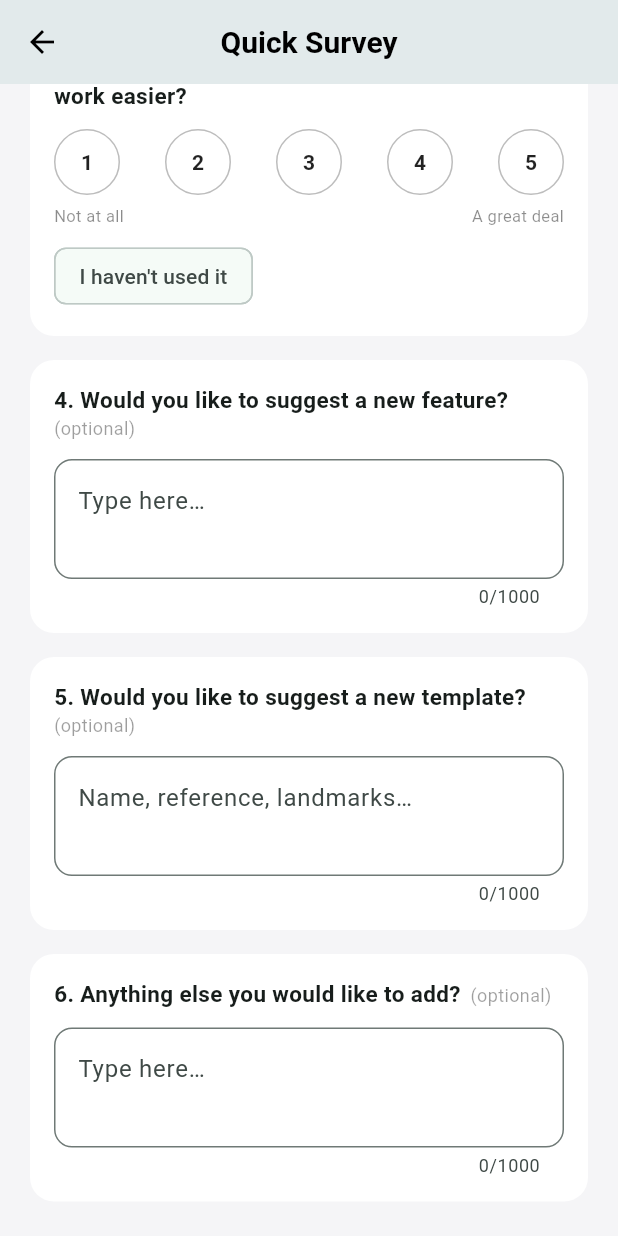
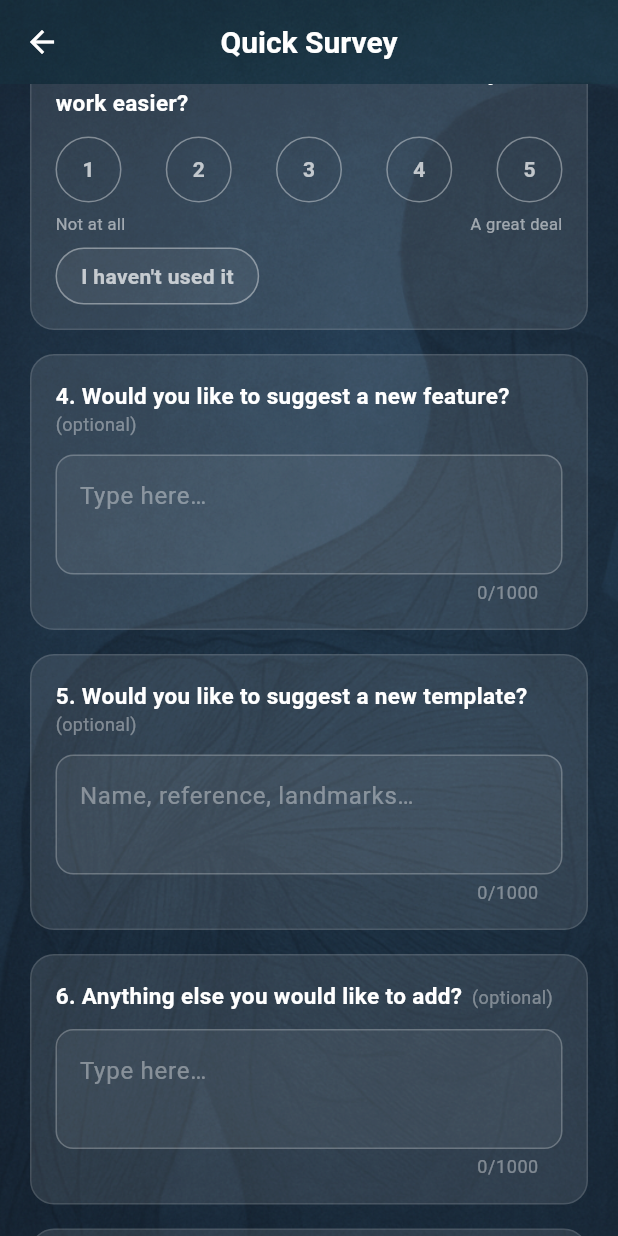
Before and after one commit to ilkereren/orthoquantmd, a Flutter app: the SurveyScreen screen opened directly, scrolled down 576 dp, on a phone screen of 412 x 824 dp. Run offline on Flutter 3.47's test engine with Material 3 defaults, Android fonts, the phone set to English and light mode, and no system bars; our stand-ins replace app_links, camera, file_picker, flutter_markdown, image_cropper, image_picker and 5 more; missing offline and left inert: desktop_drop, gal, purchases_flutter, receive_sharing_intent, tutorial_coach_mark, window_manager; accounts and stored records are empty.

Commit message:
feat(feedback): send survey answers automatically via Cloud Function
Add a submitSurvey Cloud Function (europe-west1) that validates the
answers, rate-limits each installation to 3 submissions a day, stores
them in Firestore (surveyResponses) and emails them through Gmail SMTP
using the GMAIL_APP_PASSWORD secret. If the user asks for a reply, their
address is used as Reply-To.

The survey screen now posts to the function and only falls back to the
mail app (or copying the answers) when the server can't be reached. It
also matches the home screen's dark style, asks "Would you like a
reply?" before showing an email field, and dismisses the keyboard on
scroll or tap outside.

Co-Authored-By: Claude Opus 5.5 <noreply@anthropic.com>

```diff
--- a/lib/screens/survey_screen.dart
+++ b/lib/screens/survey_screen.dart
@@ -3,68 +3,9 @@ import 'dart:io';
 import 'package:flutter/foundation.dart' show kIsWeb;
 import 'package:flutter/material.dart';
 import 'package:flutter/services.dart';
+import 'package:ortho_quant_md/services/survey_service.dart';
 import 'package:package_info_plus/package_info_plus.dart';
 import 'package:url_launcher/url_launcher.dart';
-
-const String surveyRecipient = 'ilker.eren@gmail.com';
-
-const List<String> surveyFrequencyOptions = [
-  'Daily',
-  'Several times a week',
-  'Weekly',
-  'A few times a month',
-  'Rarely',
-];
-
-/// Answers collected by [SurveyScreen]. `aiHelpfulness == 0` means the user
-/// has not used the AI assistant.
-class SurveyAnswers {
-  final int satisfaction;
-  final String frequency;
-  final int aiHelpfulness;
-  final String featureSuggestion;
-  final String templateSuggestion;
-  final String otherComments;
-
-  const SurveyAnswers({
-    required this.satisfaction,
-    required this.frequency,
-    required this.aiHelpfulness,
-    this.featureSuggestion = '',
-    this.templateSuggestion = '',
-    this.otherComments = '',
-  });
-
-  String get _aiLabel => aiHelpfulness == 0 ? "Haven't used" : '$aiHelpfulness/5';
-
-  String subject(String appVersion, String platform) {
-    final ai = aiHelpfulness == 0 ? 'AI n/a' : 'AI $aiHelpfulness/5';
-    return '[OrthoQuant Survey] ★$satisfaction/5 · $ai · $platform $appVersion';
-  }
-
-  String body({
-    required String appVersion,
-    required String platform,
-    required String locale,
-  }) {
-    String section(String title, String text) =>
-        '$title:\n${text.trim().isEmpty ? '-' : text.trim()}\n';
-
-    return [
-      'OrthoQuant MD – User Survey',
-      '---------------------------',
-      'Satisfaction: $satisfaction/5',
-      'Usage frequency: $frequency',
-      'AI helpfulness: $_aiLabel',
-      '',
-      section('Feature suggestion', featureSuggestion),
-      section('Template suggestion', templateSuggestion),
-      section('Other comments', otherComments),
-      '---------------------------',
-      'App $appVersion · $platform · $locale',
-    ].join('\n');
-  }
-}
 
 class SurveyScreen extends StatefulWidget {
   const SurveyScreen({super.key});
@@ -82,16 +23,26 @@ class _SurveyScreenState extends State<SurveyScreen> {
   final _featureController = TextEditingController();
   final _templateController = TextEditingController();
   final _otherController = TextEditingController();
+  final _emailController = TextEditingController();
   bool _submitting = false;
 
-  bool get _canSubmit =>
+  bool _wantsReply = false;
+
+  static final RegExp _emailPattern = RegExp(r'^[^\s@]+@[^\s@]+\.[^\s@]+$');
+
+  bool get _requiredAnswered =>
       _satisfaction != null && _frequency != null && _aiHelpfulness != null;
+
+  bool get _emailValid => _emailPattern.hasMatch(_emailController.text.trim());
+
+  bool get _canSubmit => _requiredAnswered && (!_wantsReply || _emailValid);
 
   @override
   void dispose() {
     _featureController.dispose();
     _templateController.dispose();
     _otherController.dispose();
+    _emailController.dispose();
     super.dispose();
   }
 
@@ -109,17 +60,9 @@ class _SurveyScreenState extends State<SurveyScreen> {
 
     final info = await PackageInfo.fromPlatform();
     final appVersion = '${info.version}+${info.buildNumber}';
-    final platformShort = kIsWeb
-        ? 'Web'
-        : Platform.isIOS
-        ? 'iOS'
-        : Platform.isMacOS
-        ? 'macOS'
-        : Platform.isAndroid
-        ? 'Android'
-        : Platform.operatingSystem;
     if (!mounted) return;
     final locale = Localizations.localeOf(context).toLanguageTag();
+    final platform = _platformLabel();
 
     final answers = SurveyAnswers(
       satisfaction: _satisfaction!,
@@ -128,13 +71,76 @@ class _SurveyScreenState extends State<SurveyScreen> {
       featureSuggestion: _featureController.text,
       templateSuggestion: _templateController.text,
       otherComments: _otherController.text,
+      contactEmail: _wantsReply ? _emailController.text : '',
     );
-    final subject = answers.subject(appVersion, platformShort);
-    final body = answers.body(
+
+    try {
+      await SurveyService().submit(
+        answers,
         appVersion: appVersion,
-      platform: _platformLabel(),
+        platform: platform,
         locale: locale,
       );
+      if (mounted) Navigator.pop(context, true);
+    } on SurveyException catch (e) {
+      if (!mounted) return;
+      setState(() => _submitting = false);
+      if (e.canFallback) {
+        await _showSendFailedDialog(
+          e.message,
+          subject: answers.subject(appVersion, platform.split(' ').first),
+          body: answers.body(
+            appVersion: appVersion,
+            platform: platform,
+            locale: locale,
+          ),
+        );
+      } else {
+        ScaffoldMessenger.of(
+          context,
+        ).showSnackBar(SnackBar(content: Text(e.message)));
+      }
+    }
+  }
+
+  /// Offered when the server can't be reached: send via the mail app, or
+  /// copy the answers if no mail app can be opened.
+  Future<void> _showSendFailedDialog(
+    String message, {
+    required String subject,
+    required String body,
+  }) async {
+    final useMail = await showDialog<bool>(
+      context: context,
+      builder: (context) => AlertDialog(
+        backgroundColor: const Color(0xFF1E1E1E),
+        shape: RoundedRectangleBorder(borderRadius: BorderRadius.circular(24)),
+        title: const Text(
+          "Couldn't send survey",
+          style: TextStyle(color: Colors.white, fontWeight: FontWeight.bold),
+        ),
+        content: Text(
+          '$message\n\nYou can send your answers with your mail app instead.',
+          style: const TextStyle(color: Colors.white70, height: 1.4),
+        ),
+        actions: [
+          TextButton(
+            onPressed: () => Navigator.pop(context, false),
+            child: const Text(
+              'CANCEL',
+              style: TextStyle(color: Colors.white54),
+            ),
+          ),
+          FilledButton.icon(
+            style: FilledButton.styleFrom(backgroundColor: _accent),
+            onPressed: () => Navigator.pop(context, true),
+            icon: const Icon(Icons.mail_outline, size: 18),
+            label: const Text('USE MAIL APP'),
+          ),
+        ],
+      ),
+    );
+    if (useMail != true || !mounted) return;
 
     final uri = Uri(
       scheme: 'mailto',
@@ -142,7 +148,6 @@ class _SurveyScreenState extends State<SurveyScreen> {
       query:
           'subject=${Uri.encodeComponent(subject)}&body=${Uri.encodeComponent(body)}',
     );
-
     var launched = false;
     try {
       launched = await launchUrl(uri);
@@ -150,65 +155,58 @@ class _SurveyScreenState extends State<SurveyScreen> {
       debugPrint('Error launching survey email: $e');
     }
     if (!mounted) return;
-    setState(() => _submitting = false);
-
     if (launched) {
-      Navigator.pop(context, true);
-    } else {
-      await _showNoMailAppDialog(subject, body);
-    }
+      Navigator.pop(context, false);
+      return;
     }
 
-  Future<void> _showNoMailAppDialog(String subject, String body) async {
-    final copied = await showDialog<bool>(
-      context: context,
-      builder: (context) => AlertDialog(
-        title: const Text('No mail app found'),
-        content: const Text(
-          "We couldn't open a mail app on this device. Copy your answers "
-          'and send them to $surveyRecipient from any email account.',
+    await Clipboard.setData(
+      ClipboardData(text: 'To: $surveyRecipient\nSubject: $subject\n\n$body'),
+    );
+    if (!mounted) return;
+    ScaffoldMessenger.of(context).showSnackBar(
+      const SnackBar(
+        content: Text(
+          'No mail app found. Your answers were copied — paste them into '
+          'an email to $surveyRecipient.',
         ),
-        actions: [
-          TextButton(
-            onPressed: () => Navigator.pop(context, false),
-            child: const Text('CANCEL'),
-          ),
-          FilledButton.icon(
-            style: FilledButton.styleFrom(backgroundColor: _accent),
-            onPressed: () async {
-              await Clipboard.setData(
-                ClipboardData(
-                  text: 'To: $surveyRecipient\nSubject: $subject\n\n$body',
+        duration: Duration(seconds: 6),
       ),
     );
-              if (context.mounted) Navigator.pop(context, true);
-            },
-            icon: const Icon(Icons.copy, size: 18),
-            label: const Text('COPY ANSWERS'),
-          ),
-        ],
-      ),
-    );
-    if (copied == true && mounted) {
-      ScaffoldMessenger.of(context).showSnackBar(
-        const SnackBar(
-          content: Text('Answers copied. Paste them into an email to $surveyRecipient.'),
-        ),
-      );
-    }
   }
 
   @override
   Widget build(BuildContext context) {
     return Scaffold(
-      appBar: AppBar(title: const Text('Quick Survey')),
-      body: SafeArea(
+      extendBodyBehindAppBar: true,
+      backgroundColor: const Color(0xFF111820),
+      appBar: AppBar(
+        title: const Text('Quick Survey'),
+        backgroundColor: Colors.transparent,
+        foregroundColor: Colors.white,
+        iconTheme: const IconThemeData(color: Colors.white),
+        titleTextStyle: const TextStyle(
+          color: Colors.white,
+          fontWeight: FontWeight.bold,
+          fontSize: 20,
+        ),
+        systemOverlayStyle: SystemUiOverlayStyle.light,
+      ),
+      body: Container(
+        decoration: const BoxDecoration(
+          image: DecorationImage(
+            image: AssetImage('assets/images/home_bg.png'),
+            fit: BoxFit.cover,
+          ),
+        ),
+        child: SafeArea(
           child: ListView(
+            keyboardDismissBehavior: ScrollViewKeyboardDismissBehavior.onDrag,
             padding: const EdgeInsets.fromLTRB(20, 8, 20, 32),
             children: [
               const Text(
                 'Help us improve OrthoQuant MD. It takes less than a minute.',
-              style: TextStyle(color: Colors.black54, fontSize: 14),
+                style: TextStyle(color: Colors.white70, fontSize: 14),
               ),
               const SizedBox(height: 20),
               _QuestionCard(
@@ -232,10 +230,18 @@ class _SurveyScreenState extends State<SurveyScreen> {
                       for (final option in surveyFrequencyOptions)
                         RadioListTile<String>(
                           value: option,
-                        title: Text(option),
+                          title: Text(
+                            option,
+                            style: const TextStyle(color: Colors.white),
+                          ),
                           dense: true,
                           contentPadding: EdgeInsets.zero,
                           activeColor: _accent,
+                          fillColor: WidgetStateProperty.resolveWith(
+                            (states) => states.contains(WidgetState.selected)
+                                ? _accent
+                                : Colors.white54,
+                          ),
                         ),
                     ],
                   ),
@@ -254,11 +260,10 @@ class _SurveyScreenState extends State<SurveyScreen> {
                       onChanged: (v) => setState(() => _aiHelpfulness = v),
                     ),
                     const SizedBox(height: 8),
-                  ChoiceChip(
-                    label: const Text("I haven't used it"),
+                    _Pill(
+                      label: "I haven't used it",
                       selected: _aiHelpfulness == 0,
-                    selectedColor: _accent.withValues(alpha: 0.2),
-                    onSelected: (_) => setState(() => _aiHelpfulness = 0),
+                      onTap: () => setState(() => _aiHelpfulness = 0),
                     ),
                   ],
                 ),
@@ -284,10 +289,46 @@ class _SurveyScreenState extends State<SurveyScreen> {
                 optional: true,
                 child: _FreeText(controller: _otherController),
               ),
+              _QuestionCard(
+                number: 7,
+                title: 'Would you like a reply?',
+                child: Column(
+                  crossAxisAlignment: CrossAxisAlignment.start,
+                  children: [
+                    Row(
+                      children: [
+                        _Pill(
+                          label: 'No',
+                          selected: !_wantsReply,
+                          onTap: () => setState(() => _wantsReply = false),
+                        ),
+                        const SizedBox(width: 10),
+                        _Pill(
+                          label: 'Yes',
+                          selected: _wantsReply,
+                          onTap: () => setState(() => _wantsReply = true),
+                        ),
+                      ],
+                    ),
+                    if (_wantsReply) ...[
+                      const SizedBox(height: 14),
+                      _FreeText(
+                        controller: _emailController,
+                        hint: 'Your email address',
+                        singleLine: true,
+                        onChanged: (_) => setState(() {}),
+                      ),
+                    ],
+                  ],
+                ),
+              ),
               const SizedBox(height: 8),
               FilledButton(
                 style: FilledButton.styleFrom(
                   backgroundColor: _accent,
+                  foregroundColor: Colors.white,
+                  disabledBackgroundColor: Colors.white12,
+                  disabledForegroundColor: Colors.white38,
                   padding: const EdgeInsets.symmetric(vertical: 16),
                   shape: RoundedRectangleBorder(
                     borderRadius: BorderRadius.circular(14),
@@ -310,13 +351,18 @@ class _SurveyScreenState extends State<SurveyScreen> {
               ),
               const SizedBox(height: 8),
               Text(
-              _canSubmit
-                  ? 'Your mail app will open with your answers ready to send.'
-                  : 'Please answer questions 1–3 to submit.',
+                !_requiredAnswered
+                    ? 'Please answer questions 1–3 to submit.'
+                    : _wantsReply && !_emailValid
+                    ? 'Please enter a valid email so we can reply.'
+                    : _wantsReply
+                    ? "We'll reply to your email."
+                    : 'Your answers are sent anonymously.',
                 textAlign: TextAlign.center,
-              style: const TextStyle(color: Colors.black45, fontSize: 12),
+                style: const TextStyle(color: Colors.white54, fontSize: 12),
               ),
             ],
+          ),
         ),
       ),
     );
@@ -342,8 +388,9 @@ class _QuestionCard extends StatelessWidget {
       margin: const EdgeInsets.only(bottom: 16),
       padding: const EdgeInsets.all(16),
       decoration: BoxDecoration(
-        color: Colors.white,
+        color: Colors.white.withValues(alpha: 0.1),
         borderRadius: BorderRadius.circular(16),
+        border: Border.all(color: Colors.white12),
       ),
       child: Column(
         crossAxisAlignment: CrossAxisAlignment.start,
@@ -354,6 +401,7 @@ class _QuestionCard extends StatelessWidget {
                 TextSpan(
                   text: '$number. $title',
                   style: const TextStyle(
+                    color: Colors.white,
                     fontWeight: FontWeight.w600,
                     fontSize: 15,
                   ),
@@ -361,7 +409,7 @@ class _QuestionCard extends StatelessWidget {
                 if (optional)
                   const TextSpan(
                     text: '  (optional)',
-                    style: TextStyle(color: Colors.black38, fontSize: 12),
+                    style: TextStyle(color: Colors.white38, fontSize: 12),
                   ),
               ],
             ),
@@ -407,14 +455,14 @@ class _LikertScale extends StatelessWidget {
                     shape: BoxShape.circle,
                     color: value == i ? accent : Colors.transparent,
                     border: Border.all(
-                      color: value == i ? accent : Colors.black26,
+                      color: value == i ? accent : Colors.white38,
                     ),
                   ),
                   child: Text(
                     '$i',
                     style: TextStyle(
                       fontWeight: FontWeight.bold,
-                      color: value == i ? Colors.white : Colors.black87,
+                      color: value == i ? Colors.white : Colors.white70,
                     ),
                   ),
                 ),
@@ -427,11 +475,11 @@ class _LikertScale extends StatelessWidget {
           children: [
             Text(
               lowLabel,
-              style: const TextStyle(fontSize: 11, color: Colors.black45),
+              style: const TextStyle(fontSize: 11, color: Colors.white54),
             ),
             Text(
               highLabel,
-              style: const TextStyle(fontSize: 11, color: Colors.black45),
+              style: const TextStyle(fontSize: 11, color: Colors.white54),
             ),
           ],
         ),
@@ -443,20 +491,42 @@ class _LikertScale extends StatelessWidget {
 class _FreeText extends StatelessWidget {
   final TextEditingController controller;
   final String? hint;
+  final bool singleLine;
+  final ValueChanged<String>? onChanged;
 
-  const _FreeText({required this.controller, this.hint});
+  const _FreeText({
+    required this.controller,
+    this.hint,
+    this.singleLine = false,
+    this.onChanged,
+  });
 
   @override
   Widget build(BuildContext context) {
     return TextField(
       controller: controller,
-      minLines: 2,
-      maxLines: 5,
-      maxLength: 1000,
-      textCapitalization: TextCapitalization.sentences,
+      onTapOutside: (_) => FocusScope.of(context).unfocus(),
+      onChanged: onChanged,
+      minLines: singleLine ? 1 : 2,
+      maxLines: singleLine ? 1 : 5,
+      maxLength: singleLine ? null : 1000,
+      keyboardType: singleLine ? TextInputType.emailAddress : null,
+      autocorrect: !singleLine,
+      textCapitalization: singleLine
+          ? TextCapitalization.none
+          : TextCapitalization.sentences,
+      style: const TextStyle(color: Colors.white),
+      cursorColor: const Color(0xFF00BFA5),
       decoration: InputDecoration(
         hintText: hint ?? 'Type here…',
-        border: OutlineInputBorder(borderRadius: BorderRadius.circular(12)),
+        hintStyle: const TextStyle(color: Colors.white38),
+        counterStyle: const TextStyle(color: Colors.white38),
+        filled: true,
+        fillColor: Colors.white.withValues(alpha: 0.06),
+        enabledBorder: OutlineInputBorder(
+          borderRadius: BorderRadius.circular(12),
+          borderSide: const BorderSide(color: Colors.white24),
+        ),
         focusedBorder: OutlineInputBorder(
           borderRadius: BorderRadius.circular(12),
           borderSide: const BorderSide(color: Color(0xFF00BFA5)),
@@ -465,3 +535,39 @@ class _FreeText extends StatelessWidget {
     );
   }
 }
+
+class _Pill extends StatelessWidget {
+  final String label;
+  final bool selected;
+  final VoidCallback onTap;
+
+  const _Pill({
+    required this.label,
+    required this.selected,
+    required this.onTap,
+  });
+
+  @override
+  Widget build(BuildContext context) {
+    const accent = Color(0xFF00BFA5);
+    return InkWell(
+      borderRadius: BorderRadius.circular(20),
+      onTap: onTap,
+      child: Container(
+        padding: const EdgeInsets.symmetric(horizontal: 16, vertical: 8),
+        decoration: BoxDecoration(
+          borderRadius: BorderRadius.circular(20),
+          color: selected ? accent : Colors.white.withValues(alpha: 0.06),
+          border: Border.all(color: selected ? accent : Colors.white38),
+        ),
+        child: Text(
+          label,
+          style: TextStyle(
+            color: selected ? Colors.white : Colors.white70,
+            fontWeight: FontWeight.w600,
+          ),
+        ),
+      ),
+    );
+  }
+}
--- a/lib/services/ai_settings_service.dart
+++ b/lib/services/ai_settings_service.dart
@@ -584,7 +584,7 @@ class AiSettingsService {
     required String templateTitle,
     required List<Map<String, String>> results,
   }) async {
-    final installationId = await _getInstallationId();
+    final installationId = await getInstallationId();
     final response = await http
         .post(
           Uri.parse(orthoQuantProxyUrl),
@@ -602,7 +602,7 @@ class AiSettingsService {
     throw const AiSettingsException('The model returned an empty response.');
   }
 
-  Future<String> _getInstallationId() async {
+  Future<String> getInstallationId() async {
     final prefs = await SharedPreferences.getInstance();
     final existing = prefs.getString(kInstallationIdKey);
     if (existing != null && existing.isNotEmpty) return existing;
--- /dev/null
+++ b/lib/services/survey_service.dart
@@ -0,0 +1,144 @@
+import 'dart:convert';
+
+import 'package:http/http.dart' as http;
+import 'package:ortho_quant_md/services/ai_settings_service.dart';
+
+const String surveyRecipient = 'ilker.eren@gmail.com';
+
+const List<String> surveyFrequencyOptions = [
+  'Daily',
+  'Several times a week',
+  'Weekly',
+  'A few times a month',
+  'Rarely',
+];
+
+/// Answers collected by the survey screen. `aiHelpfulness == 0` means the
+/// user has not used the AI assistant.
+class SurveyAnswers {
+  final int satisfaction;
+  final String frequency;
+  final int aiHelpfulness;
+  final String featureSuggestion;
+  final String templateSuggestion;
+  final String otherComments;
+  final String contactEmail;
+
+  const SurveyAnswers({
+    required this.satisfaction,
+    required this.frequency,
+    required this.aiHelpfulness,
+    this.featureSuggestion = '',
+    this.templateSuggestion = '',
+    this.otherComments = '',
+    this.contactEmail = '',
+  });
+
+  String get _aiLabel =>
+      aiHelpfulness == 0 ? "Haven't used" : '$aiHelpfulness/5';
+
+  Map<String, dynamic> toJson() => {
+    'satisfaction': satisfaction,
+    'frequency': frequency,
+    'aiHelpfulness': aiHelpfulness,
+    'featureSuggestion': featureSuggestion.trim(),
+    'templateSuggestion': templateSuggestion.trim(),
+    'otherComments': otherComments.trim(),
+    'contactEmail': contactEmail.trim(),
+  };
+
+  /// Subject used for the mail-app fallback; the server builds the same one.
+  String subject(String appVersion, String platform) {
+    final ai = aiHelpfulness == 0 ? 'AI n/a' : 'AI $aiHelpfulness/5';
+    return '[OrthoQuant Survey] ★$satisfaction/5 · $ai · $platform $appVersion';
+  }
+
+  /// Body used for the mail-app fallback; the server builds the same one.
+  String body({
+    required String appVersion,
+    required String platform,
+    required String locale,
+  }) {
+    String section(String title, String text) =>
+        '$title:\n${text.trim().isEmpty ? '-' : text.trim()}\n';
+
+    return [
+      'OrthoQuant MD – User Survey',
+      '---------------------------',
+      'Satisfaction: $satisfaction/5',
+      'Usage frequency: $frequency',
+      'AI helpfulness: $_aiLabel',
+      '',
+      section('Feature suggestion', featureSuggestion),
+      section('Template suggestion', templateSuggestion),
+      section('Other comments', otherComments),
+      '---------------------------',
+      'App $appVersion · $platform · $locale',
+    ].join('\n');
+  }
+}
+
+class SurveyException implements Exception {
+  final String message;
+
+  /// True when retrying via the mail app makes sense (network/server errors),
+  /// false when the server deliberately refused (e.g. daily limit).
+  final bool canFallback;
+
+  const SurveyException(this.message, {this.canFallback = true});
+
+  @override
+  String toString() => message;
+}
+
+class SurveyService {
+  // Public endpoint (not a secret); --dart-define can override it, e.g. to
+  // point at the local functions emulator.
+  static const String submitUrl = String.fromEnvironment(
+    'ORTHOQUANT_SURVEY_URL',
+    defaultValue:
+        'https://europe-west1-orthoquantmd.cloudfunctions.net/submitSurvey',
+  );
+  static const Duration _timeout = Duration(seconds: 20);
+
+  Future<void> submit(
+    SurveyAnswers answers, {
+    required String appVersion,
+    required String platform,
+    required String locale,
+  }) async {
+    final installationId = await AiSettingsService().getInstallationId();
+    final http.Response response;
+    try {
+      response = await http
+          .post(
+            Uri.parse(submitUrl),
+            headers: {'Content-Type': 'application/json'},
+            body: jsonEncode({
+              ...answers.toJson(),
+              'installationId': installationId,
+              'appVersion': appVersion,
+              'platform': platform,
+              'locale': locale,
+            }),
+          )
+          .timeout(_timeout);
+    } catch (_) {
+      throw const SurveyException(
+        "Couldn't reach the server. Check your connection.",
+      );
+    }
+
+    if (response.statusCode == 200) return;
+
+    String? message;
+    try {
+      message = (jsonDecode(response.body) as Map)['error']?.toString();
+    } catch (_) {}
+    throw SurveyException(
+      message ?? 'Could not submit the survey.',
+      // 400/429 are deliberate refusals; anything else is worth retrying.
+      canFallback: response.statusCode != 400 && response.statusCode != 429,
+    );
+  }
+}
```
Also changed, not shown: lib/main.dart (+11 -10 lines), 4 other files. Lines whose indentation alone changed are shown as unchanged.
